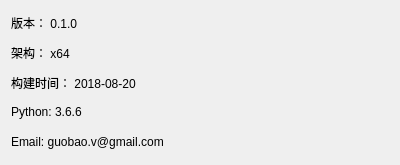
Old version of the form core/view/dialog.ui in the repository Mainvooid/video_proc.
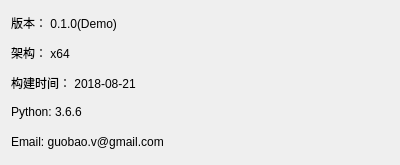
New version of the form. Icons and pictures are not drawn.

Commit message: demo0.0.9，修复了许多问题，Demo基本成型

```diff
--- a/core/view/dialog.ui
+++ b/core/view/dialog.ui
@@ -25,7 +25,7 @@
    <item>
     <widget class="QLabel" name="label">
      <property name="text">
-      <string>版本： 0.1.0</string>
+      <string>版本： 0.1.0(Demo)</string>
      </property>
     </widget>
    </item>
@@ -39,7 +39,7 @@
    <item>
     <widget class="QLabel" name="label_3">
      <property name="text">
-      <string>构建时间： 2018-08-20</string>
+      <string>构建时间： 2018-08-21</string>
      </property>
     </widget>
    </item>
```
The commit also changes 12 other files.
